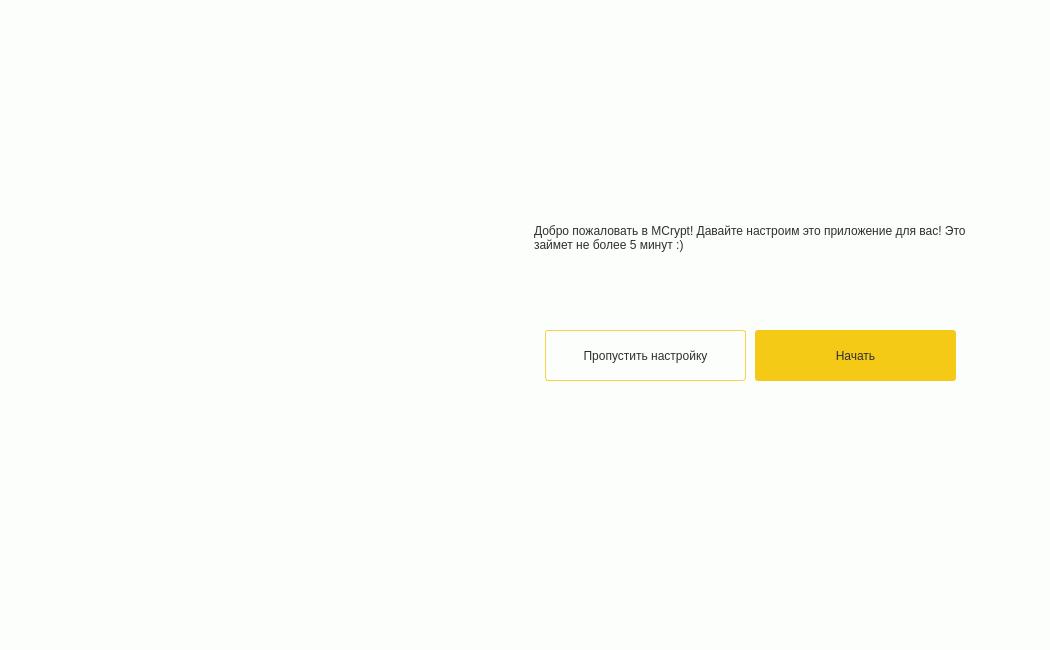
The window that src/views/templates/load_win.ui (Aiow-dev/MCryptApp) describes before a commit, drawn with Qt 5.
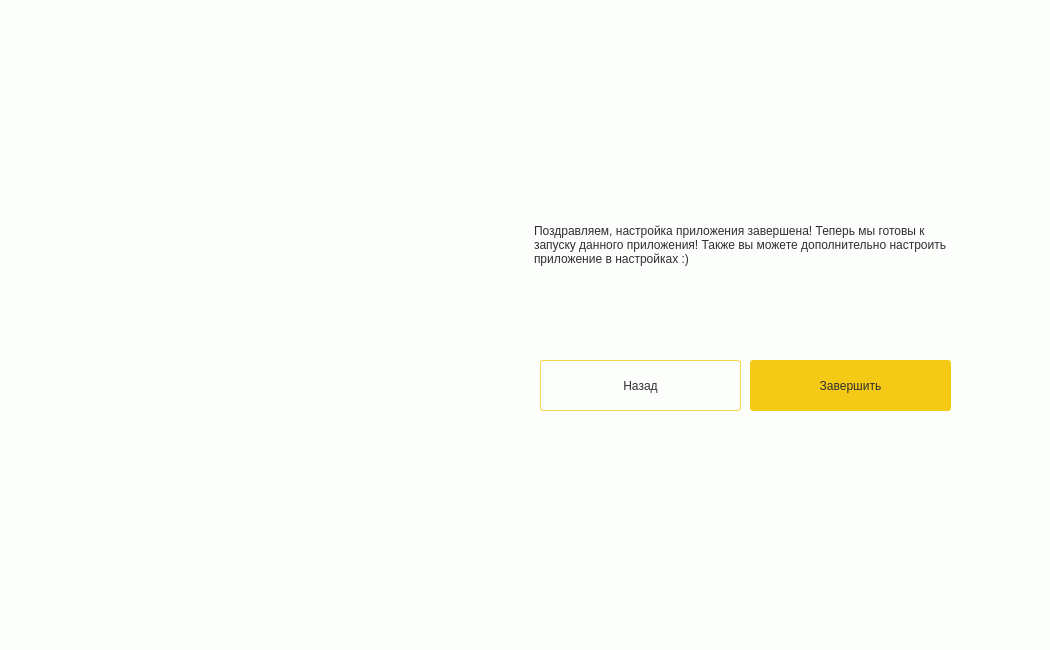
The same window after the commit. The open tabs and pages were chosen to show the change.

Commit message: add complete load page

```diff
--- a/src/views/templates/load_win.ui
+++ b/src/views/templates/load_win.ui
@@ -982,6 +982,100 @@
       <zorder>system_style_lbl</zorder>
       <zorder>time_style_lbl</zorder>
      </widget>
+     <widget class="QWidget" name="page_3">
+      <widget class="QLabel" name="rocket_lbl">
+       <property name="geometry">
+        <rect>
+         <x>-50</x>
+         <y>130</y>
+         <width>498</width>
+         <height>373</height>
+        </rect>
+       </property>
+       <property name="text">
+        <string/>
+       </property>
+       <property name="scaledContents">
+        <bool>false</bool>
+       </property>
+      </widget>
+      <widget class="QPushButton" name="btn_complete_load">
+       <property name="geometry">
+        <rect>
+         <x>750</x>
+         <y>360</y>
+         <width>201</width>
+         <height>51</height>
+        </rect>
+       </property>
+       <property name="styleSheet">
+        <string notr="true">QPushButton {
+	border-radius: 3px;
+	background-color: rgb(244, 202, 22);
+	color: rgb(48, 47, 47);
+}
+
+QPushButton:hover {
+	background-color: rgb(247, 211, 70);
+}</string>
+       </property>
+       <property name="text">
+        <string>Завершить</string>
+       </property>
+      </widget>
+      <widget class="QPlainTextEdit" name="plainTextEdit_4">
+       <property name="geometry">
+        <rect>
+         <x>530</x>
+         <y>220</y>
+         <width>441</width>
+         <height>121</height>
+        </rect>
+       </property>
+       <property name="font">
+        <font>
+         <pointsize>9</pointsize>
+        </font>
+       </property>
+       <property name="styleSheet">
+        <string notr="true">QPlainTextEdit {
+	border: none;
+	color: rgb(48, 47, 47);
+}</string>
+       </property>
+       <property name="readOnly">
+        <bool>true</bool>
+       </property>
+       <property name="plainText">
+        <string>Поздравляем, настройка приложения завершена! Теперь мы готовы к запуску данного приложения! Также вы можете дополнительно настроить приложение в настройках :)</string>
+       </property>
+      </widget>
+      <widget class="QPushButton" name="btn_back_end_load">
+       <property name="geometry">
+        <rect>
+         <x>540</x>
+         <y>360</y>
+         <width>201</width>
+         <height>51</height>
+        </rect>
+       </property>
+       <property name="styleSheet">
+        <string notr="true">QPushButton {
+	border: 1px solid rgb(247, 211, 70);
+	border-radius: 3px;
+	background-color: rgb(252, 254, 252);
+	color: rgb(48, 47, 47);
+}
+
+QPushButton:hover {
+	background-color: rgb(247, 211, 70);
+}</string>
+       </property>
+       <property name="text">
+        <string>Назад</string>
+       </property>
+      </widget>
+     </widget>
     </widget>
    </item>
   </layout>
```
Left out of the diff: 6 changed lines with no effect on the pictures. The commit also changes 5 other files.
